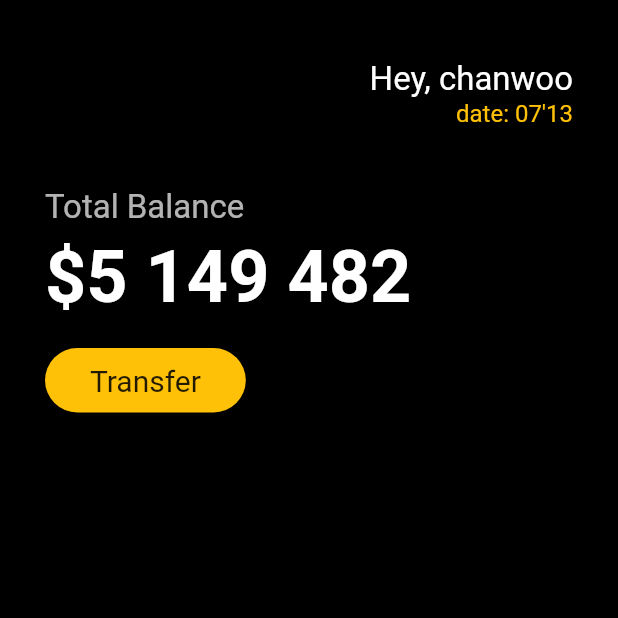
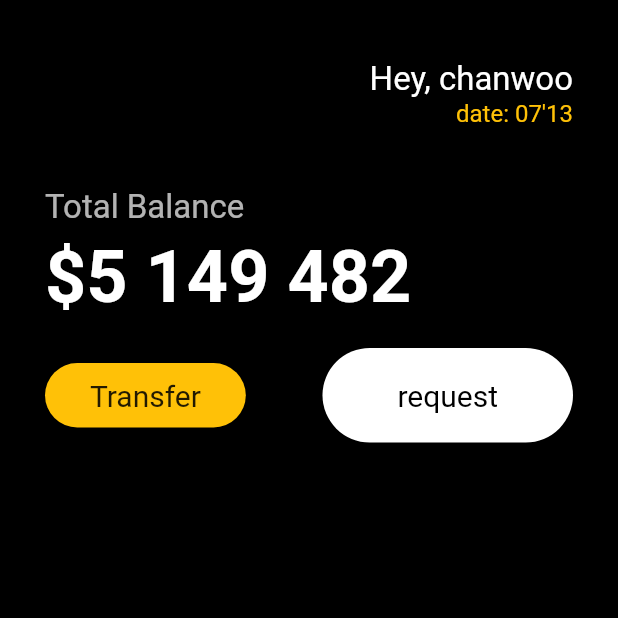
Before and after one commit to POONGNHA/toonfiex, a Flutter app: the screen it shows after launch, on a phone screen of 412 x 824 dp, the top half of it. Run offline on Flutter 3.47's test engine with Material 2 defaults, Android fonts, the phone set to English and light mode, and no system bars.

Commit message:
make button class and import main Function

```diff
--- a/lib/main.dart
+++ b/lib/main.dart
@@ -1,27 +1,30 @@
 import 'package:flutter/material.dart';
+import 'package:toonfiex/widget/button.dart';
 
 void main() {
-  runApp(App());
+  runApp(const App());
 }
 
 class App extends StatelessWidget {
+  const App({super.key});
+
   @override
   Widget build(BuildContext context) {
     return MaterialApp(
       home: Scaffold(
         backgroundColor: Colors.black,
         body: Padding(
-          padding: EdgeInsets.symmetric(
+          padding: const EdgeInsets.symmetric(
             vertical: 10,
             horizontal: 30,
           ),
           child: Column(
             crossAxisAlignment: CrossAxisAlignment.start,
             children: [
-              SizedBox(
+              const SizedBox(
                 height: 30,
               ),
-              Row(
+              const Row(
                 mainAxisAlignment: MainAxisAlignment.end,
                 children: [
                   Column(
@@ -42,7 +45,7 @@ class App extends StatelessWidget {
               Column(
                 crossAxisAlignment: CrossAxisAlignment.start,
                 children: [
-                  SizedBox(
+                  const SizedBox(
                     height: 40,
                   ),
                   Text(
@@ -52,10 +55,10 @@ class App extends StatelessWidget {
                       color: Colors.white.withOpacity(0.7),
                     ),
                   ),
-                  SizedBox(
+                  const SizedBox(
                     height: 5,
                   ),
-                  Text(
+                  const Text(
                     '\$5 149 482',
                     style: TextStyle(
                       fontSize: 48,
@@ -63,16 +66,17 @@ class App extends StatelessWidget {
                       color: Colors.white,
                     ),
                   ),
-                  SizedBox(
+                  const SizedBox(
                     height: 20,
                   ),
                   Row(
+                    mainAxisAlignment: MainAxisAlignment.spaceBetween,
                     children: [
                       Container(
                         decoration: BoxDecoration(
                             color: Colors.amber,
                             borderRadius: BorderRadius.circular(55)),
-                          child: Padding(
+                        child: const Padding(
                           padding: EdgeInsets.symmetric(
                             vertical: 10,
                             horizontal: 30,
@@ -81,7 +85,12 @@ class App extends StatelessWidget {
                             'Transfer',
                             style: TextStyle(fontSize: 20),
                           ),
-                          )),
+                        ),
+                      ),
+                      const Button(
+                          text: "request",
+                          bgColor: Colors.white,
+                          textColor: Colors.black)
                     ],
                   )
                 ],
--- /dev/null
+++ b/lib/widget/button.dart
@@ -0,0 +1,32 @@
+import 'package:flutter/material.dart';
+
+class Button extends StatelessWidget {
+  final String text;
+  final Color bgColor;
+  final Color textColor;
+
+  const Button(
+      {super.key,
+      required this.text,
+      required this.bgColor,
+      required this.textColor});
+
+  @override
+  Widget build(BuildContext context) {
+    return Container(
+      decoration: BoxDecoration(
+          color: bgColor, borderRadius: BorderRadius.circular(55)),
+      child: Padding(
+        padding: const EdgeInsets.symmetric(
+          vertical: 20,
+          horizontal: 50,
+        ),
+        child: Text(
+          text,
+          style: TextStyle(fontSize: 20, color: textColor),
+        ),
+      ),
+    );
+    throw UnimplementedError();
+  }
+}
```
Lines whose indentation alone changed are shown as unchanged.
